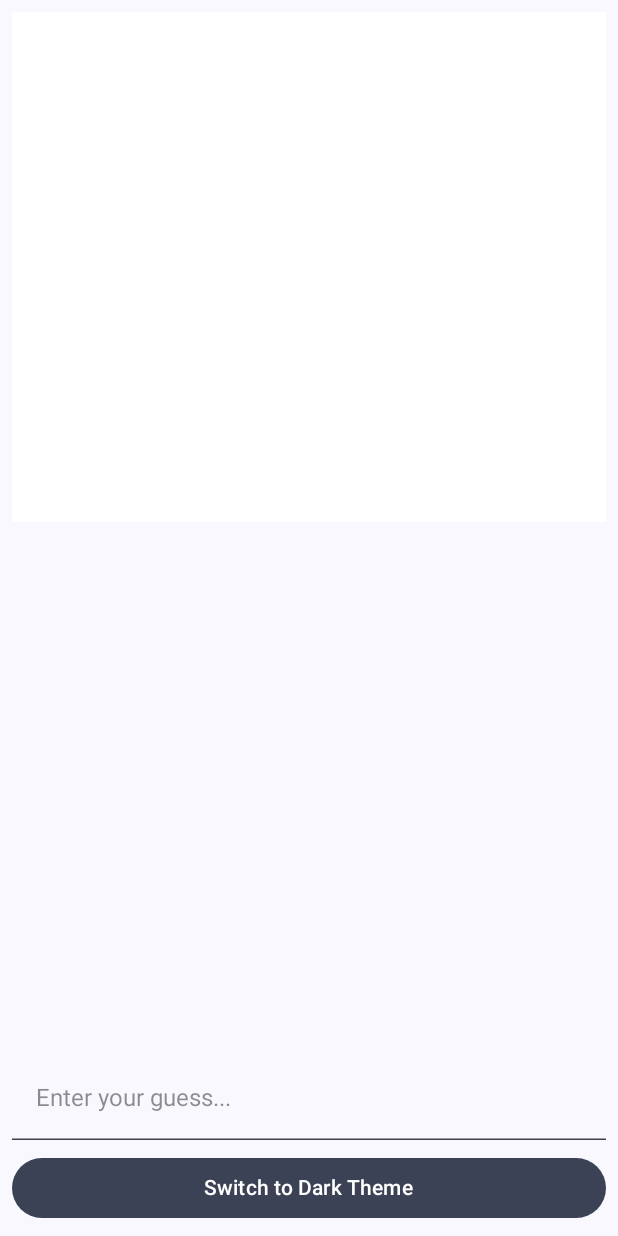
After one commit to Samupietila/MobiilisovellusProjekti, an Android app built with Jetpack Compose: the GuessScreen screen opened through its navigation route, on a phone screen of 412 x 824 dp. The commit adds this screen. Run offline under Robolectric (Android 15) with nearby library versions, the phone set to English and light mode, and no system bars; libraries missing offline, so code that uses them is left out: no.nordicsemi.android.

Commit message:
GuessScreen.kt luotu, ja lisätty se navigaatioon

```diff
--- a/app/src/main/java/com/example/mobiilisovellusprojekti/screens/navigation/Navigation.kt
+++ b/app/src/main/java/com/example/mobiilisovellusprojekti/screens/navigation/Navigation.kt
@@ -17,6 +17,8 @@ import androidx.compose.ui.Modifier
 import com.example.mobiilisovellusprojekti.ViewModels.BleViewModel
 import com.example.mobiilisovellusprojekti.screens.screens.Test
 import com.example.mobiilisovellusprojekti.screens.screens.WordScreen
+import com.example.mobiilisovellusprojekti.screens.screens.GuessScreen
+
 
 
 enum class NavigationScreens(val title: String) {
@@ -30,7 +32,9 @@ enum class NavigationScreens(val title: String) {
     PLAYER("Player"),
     STATISTICS("GameStatistics"),
     TEST("Test"),
-    WORD("Word")
+    WORD("Word"),
+    GUESS("Guess")
+
 }
 
 
@@ -55,5 +59,7 @@ fun Navigation(modifier: Modifier, bleViewModel: BleViewModel) {
         composable(NavigationScreens.PLAYER.title) { Player(navController, modifier) }
         composable(NavigationScreens.STATISTICS.title) { GameStatistics(navController, modifier) }
         composable(NavigationScreens.TEST.title) { Test(navController, modifier) }
+        composable(NavigationScreens.GUESS.title) { GuessScreen(modifier) }
+
     }
 }
--- /dev/null
+++ b/app/src/main/java/com/example/mobiilisovellusprojekti/screens/screens/GuessScreen.kt
@@ -0,0 +1,138 @@
+package com.example.mobiilisovellusprojekti.screens.screens
+
+import androidx.compose.foundation.background
+import androidx.compose.foundation.layout.*
+import androidx.compose.foundation.text.KeyboardActions
+import androidx.compose.foundation.text.KeyboardOptions
+import androidx.compose.foundation.lazy.LazyColumn
+import androidx.compose.material3.*
+import androidx.compose.runtime.*
+import androidx.compose.ui.Modifier
+import androidx.compose.ui.graphics.Color
+import androidx.compose.ui.platform.LocalFocusManager
+import androidx.compose.ui.text.input.ImeAction
+import androidx.compose.ui.unit.dp
+import androidx.lifecycle.compose.collectAsStateWithLifecycle
+import androidx.lifecycle.viewmodel.compose.viewModel
+import com.example.mobiilisovellusprojekti.ViewModels.DrawingViewModel
+import com.example.mobiilisovellusprojekti.ui.theme.MobiilisovellusProjektiTheme
+import com.example.mobiilisovellusprojekti.ui.theme.primaryButtonColors
+
+
+@Composable
+fun GuessScreen(
+    modifier: Modifier = Modifier,
+    viewModel: DrawingViewModel = viewModel()
+) {
+    val state by viewModel.state.collectAsStateWithLifecycle()
+    var message by remember { mutableStateOf("") }
+    var guesses by remember { mutableStateOf(listOf<String>()) }
+    var isDarkTheme by remember { mutableStateOf(false) }
+    val focusManager = LocalFocusManager.current
+
+    MobiilisovellusProjektiTheme(darkTheme = isDarkTheme) {
+        val colors = MaterialTheme.colorScheme
+        val typography = MaterialTheme.typography
+
+        Column(
+            modifier = modifier
+                .fillMaxSize()
+                .background(colors.background)
+                .padding(8.dp),
+            verticalArrangement = Arrangement.SpaceBetween
+        ) {
+
+            Box(
+                modifier = Modifier
+                    .weight(1f)
+                    .fillMaxWidth()
+                    .background(Color.White)
+            ) {
+                DrawingCanvas(
+                    paths = state.paths,
+                    currentPath = state.currentPath,
+                    onAction = {},
+                    modifier = Modifier.fillMaxSize()
+                )
+            }
+
+            Spacer(modifier = Modifier.height(8.dp))
+
+
+            LazyColumn(
+                modifier = Modifier
+                    .weight(1f)
+                    .fillMaxWidth()
+                    .background(colors.surface)
+                    .padding(8.dp),
+                reverseLayout = true
+            ) {
+                items(guesses.size) { index ->
+                    Card(
+                        modifier = Modifier
+                            .fillMaxWidth()
+                            .padding(vertical = 4.dp),
+                        colors = CardDefaults.cardColors(
+                            containerColor = colors.tertiary,
+                            contentColor = colors.onTertiary
+                        )
+                    ) {
+                        Text(
+                            text = guesses[index],
+                            style = typography.bodyLarge,
+                            color = colors.onTertiary,
+                            modifier = Modifier.padding(12.dp)
+                        )
+                    }
+                }
+            }
+
+            Spacer(modifier = Modifier.height(8.dp))
+
+
+            TextField(
+                value = message,
+                onValueChange = { message = it },
+                placeholder = {
+                    Text("Enter your guess...", style = typography.bodyLarge)
+                },
+                singleLine = true,
+                colors = TextFieldDefaults.colors(
+                    focusedContainerColor = colors.surface,
+                    unfocusedContainerColor = colors.surface,
+                    focusedTextColor = colors.onSurface,
+                    unfocusedTextColor = colors.onSurface,
+                    focusedPlaceholderColor = colors.onSurface.copy(alpha = 0.5f),
+                    unfocusedPlaceholderColor = colors.onSurface.copy(alpha = 0.5f)
+                ),
+                modifier = Modifier
+                    .fillMaxWidth()
+                    .imePadding(),
+                keyboardOptions = KeyboardOptions.Default.copy(
+                    imeAction = ImeAction.Done
+                ),
+                keyboardActions = KeyboardActions(
+                    onDone = {
+                        if (message.isNotBlank()) {
+                            guesses = guesses + message
+                            println("Submitted guess: $message")
+                            message = ""
+                            focusManager.clearFocus()
+                        }
+                    }
+                )
+            )
+
+            Spacer(modifier = Modifier.height(8.dp))
+
+            // Teeman vaihtonappi testausta varten (poistetaan myöhemmin)
+            Button(
+                onClick = { isDarkTheme = !isDarkTheme },
+                modifier = Modifier.fillMaxWidth(),
+                colors = primaryButtonColors()
+            ) {
+                Text(text = if (isDarkTheme) "Switch to Light Theme" else "Switch to Dark Theme")
+            }
+        }
+    }
+}
--- a/app/src/main/java/com/example/mobiilisovellusprojekti/screens/screens/Test.kt
+++ b/app/src/main/java/com/example/mobiilisovellusprojekti/screens/screens/Test.kt
@@ -75,5 +75,11 @@ fun Test(navController: NavController, modifier: Modifier) {
         }, modifier = Modifier) {
             Text("Go to Statistics")
         }
+
+        Button(onClick = {
+            navController.navigate(NavigationScreens.GUESS.title)
+        }, modifier = Modifier) {
+            Text("Go to Guess Screen")
+        }
     }
 }
```
